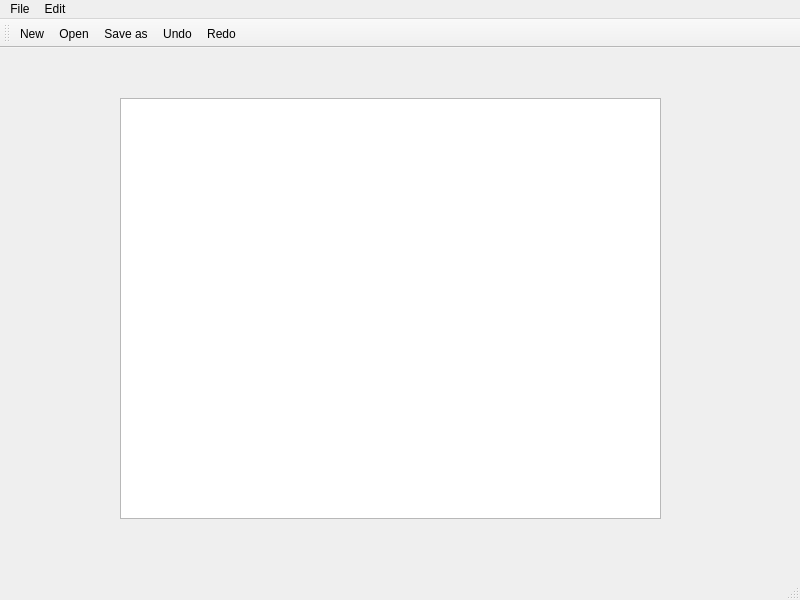
Above: mainwindow.ui from Alexander-1703/QtNotepad before the change. Below: the same form after it.
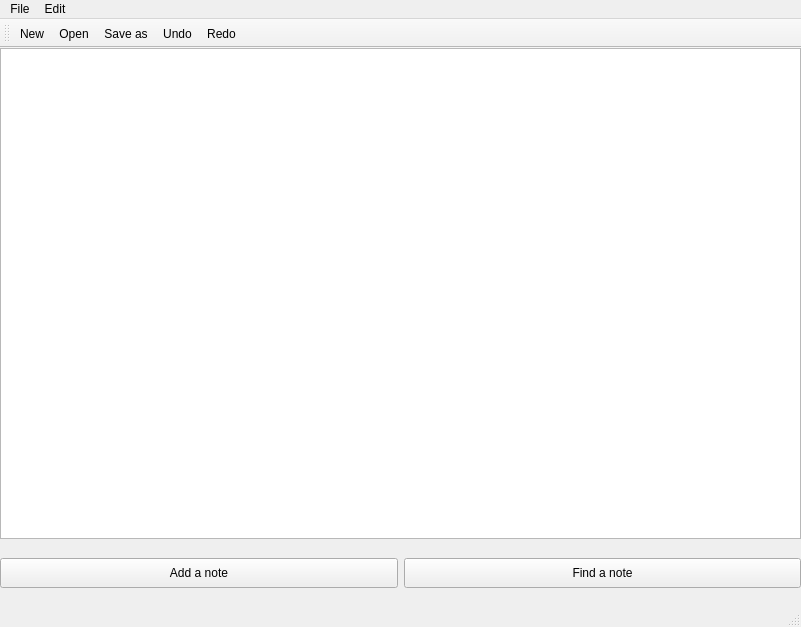
That is the form after the change. Icons and pictures are not drawn.

```diff
--- a/mainwindow.ui
+++ b/mainwindow.ui
@@ -6,8 +6,8 @@
    <rect>
     <x>0</x>
     <y>0</y>
-    <width>800</width>
-    <height>600</height>
+    <width>801</width>
+    <height>627</height>
    </rect>
   </property>
   <property name="windowTitle">
@@ -17,15 +17,63 @@
    <widget class="QWidget" name="verticalLayoutWidget">
     <property name="geometry">
      <rect>
-      <x>120</x>
-      <y>50</y>
-      <width>541</width>
-      <height>421</height>
+      <x>0</x>
+      <y>0</y>
+      <width>801</width>
+      <height>491</height>
      </rect>
     </property>
     <layout class="QVBoxLayout" name="verticalLayout_2">
      <item>
-      <widget class="QTextEdit" name="textEdit"/>
+      <widget class="QTextEdit" name="textEdit">
+       <property name="enabled">
+        <bool>true</bool>
+       </property>
+       <property name="maximumSize">
+        <size>
+         <width>16777215</width>
+         <height>16777215</height>
+        </size>
+       </property>
+      </widget>
+     </item>
+    </layout>
+   </widget>
+   <widget class="QWidget" name="horizontalLayoutWidget">
+    <property name="geometry">
+     <rect>
+      <x>0</x>
+      <y>490</y>
+      <width>801</width>
+      <height>71</height>
+     </rect>
+    </property>
+    <layout class="QHBoxLayout" name="horizontalLayout_3">
+     <item>
+      <widget class="QPushButton" name="pushButton">
+       <property name="maximumSize">
+        <size>
+         <width>400</width>
+         <height>30</height>
+        </size>
+       </property>
+       <property name="text">
+        <string>Add a note</string>
+       </property>
+      </widget>
+     </item>
+     <item>
+      <widget class="QPushButton" name="pushButton_2">
+       <property name="maximumSize">
+        <size>
+         <width>400</width>
+         <height>30</height>
+        </size>
+       </property>
+       <property name="text">
+        <string>Find a note</string>
+       </property>
+      </widget>
      </item>
     </layout>
    </widget>
@@ -35,7 +83,7 @@
     <rect>
      <x>0</x>
      <y>0</y>
-     <width>800</width>
+     <width>801</width>
      <height>31</height>
     </rect>
    </property>
```
